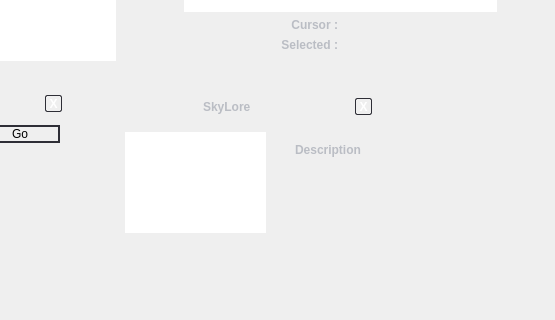
The window that src/gui/mainGui.ui (519984307/stellarium_src) describes before a commit, drawn with Qt 5; both pictures show x 305 to 860 and y 339 to 659 of the 860 by 659 pixel window.
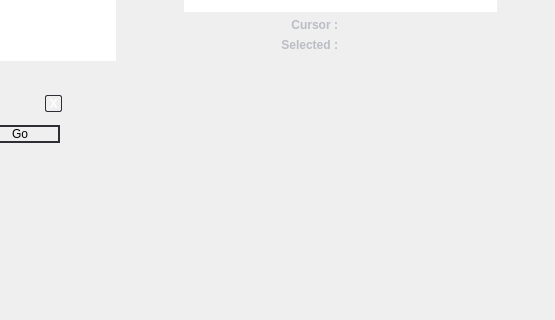
The same window after the commit. Icons and pictures are not drawn. Custom widgets are drawn as their Qt base class.

Commit message: Moved Stars and planet halo rendering into the unified SkyDrawer class.

```diff
--- a/src/gui/mainGui.ui
+++ b/src/gui/mainGui.ui
@@ -1012,250 +1012,6 @@
     </item>
    </layout>
   </widget>
-  <widget class="DialogFrame" name="SkyloreDialog" >
-   <property name="geometry" >
-    <rect>
-     <x>410</x>
-     <y>430</y>
-     <width>271</width>
-     <height>181</height>
-    </rect>
-   </property>
-   <property name="mouseTracking" >
-    <bool>true</bool>
-   </property>
-   <property name="autoFillBackground" >
-    <bool>false</bool>
-   </property>
-   <property name="frameShape" >
-    <enum>QFrame::StyledPanel</enum>
-   </property>
-   <layout class="QVBoxLayout" >
-    <property name="spacing" >
-     <number>0</number>
-    </property>
-    <property name="leftMargin" >
-     <number>0</number>
-    </property>
-    <property name="topMargin" >
-     <number>1</number>
-    </property>
-    <property name="rightMargin" >
-     <number>0</number>
-    </property>
-    <property name="bottomMargin" >
-     <number>1</number>
-    </property>
-    <item>
-     <widget class="BarFrame" name="frame_5" >
-      <property name="minimumSize" >
-       <size>
-        <width>16</width>
-        <height>25</height>
-       </size>
-      </property>
-      <property name="maximumSize" >
-       <size>
-        <width>16777215</width>
-        <height>30</height>
-       </size>
-      </property>
-      <property name="autoFillBackground" >
-       <bool>false</bool>
-      </property>
-      <property name="frameShape" >
-       <enum>QFrame::StyledPanel</enum>
-      </property>
-      <layout class="QHBoxLayout" >
-       <property name="leftMargin" >
-        <number>0</number>
-       </property>
-       <property name="topMargin" >
-        <number>0</number>
-       </property>
-       <property name="rightMargin" >
-        <number>4</number>
-       </property>
-       <property name="bottomMargin" >
-        <number>0</number>
-       </property>
-       <item>
-        <spacer>
-         <property name="orientation" >
-          <enum>Qt::Horizontal</enum>
-         </property>
-         <property name="sizeHint" >
-          <size>
-           <width>40</width>
-           <height>20</height>
-          </size>
-         </property>
-        </spacer>
-       </item>
-       <item>
-        <widget class="QLabel" name="label_3" >
-         <property name="text" >
-          <string>SkyLore</string>
-         </property>
-        </widget>
-       </item>
-       <item>
-        <spacer>
-         <property name="orientation" >
-          <enum>Qt::Horizontal</enum>
-         </property>
-         <property name="sizeHint" >
-          <size>
-           <width>40</width>
-           <height>20</height>
-          </size>
-         </property>
-        </spacer>
-       </item>
-       <item>
-        <widget class="QToolButton" name="closeHelp_2" >
-         <property name="maximumSize" >
-          <size>
-           <width>17</width>
-           <height>17</height>
-          </size>
-         </property>
-         <property name="styleSheet" >
-          <string>QToolButton {
-color: white;
-font-weight: bold;
-background: None;
-border: 1px solid #2e2e36;
-  border-radius: 2px;
-}
-
-QToolButton:pressed {
-color: darkgray;
-}</string>
-         </property>
-         <property name="text" >
-          <string>X</string>
-         </property>
-        </widget>
-       </item>
-      </layout>
-     </widget>
-    </item>
-    <item>
-     <widget class="QFrame" name="frame_8" >
-      <property name="frameShape" >
-       <enum>QFrame::StyledPanel</enum>
-      </property>
-      <widget class="QListView" name="CultureListView" >
-       <property name="geometry" >
-        <rect>
-         <x>20</x>
-         <y>10</y>
-         <width>141</width>
-         <height>101</height>
-        </rect>
-       </property>
-      </widget>
-      <widget class="QLabel" name="label_6" >
-       <property name="geometry" >
-        <rect>
-         <x>190</x>
-         <y>20</y>
-         <width>73</width>
-         <height>16</height>
-        </rect>
-       </property>
-       <property name="text" >
-        <string>Description</string>
-       </property>
-      </widget>
-     </widget>
-    </item>
-    <item>
-     <widget class="QFrame" name="frame_6" >
-      <property name="minimumSize" >
-       <size>
-        <width>16</width>
-        <height>20</height>
-       </size>
-      </property>
-      <property name="maximumSize" >
-       <size>
-        <width>16777215</width>
-        <height>30</height>
-       </size>
-      </property>
-      <property name="autoFillBackground" >
-       <bool>false</bool>
-      </property>
-      <property name="frameShape" >
-       <enum>QFrame::StyledPanel</enum>
-      </property>
-      <layout class="QHBoxLayout" >
-       <property name="spacing" >
-        <number>0</number>
-       </property>
-       <property name="leftMargin" >
-        <number>0</number>
-       </property>
-       <property name="topMargin" >
-        <number>0</number>
-       </property>
-       <property name="rightMargin" >
-        <number>0</number>
-       </property>
-       <property name="bottomMargin" >
-        <number>0</number>
-       </property>
-       <item>
-        <spacer>
-         <property name="orientation" >
-          <enum>Qt::Horizontal</enum>
-         </property>
-         <property name="sizeHint" >
-          <size>
-           <width>271</width>
-           <height>20</height>
-          </size>
-         </property>
-        </spacer>
-       </item>
-       <item>
-        <widget class="ResizeFrame" name="frame_7" >
-         <property name="sizePolicy" >
-          <sizepolicy vsizetype="Fixed" hsizetype="Fixed" >
-           <horstretch>0</horstretch>
-           <verstretch>0</verstretch>
-          </sizepolicy>
-         </property>
-         <property name="minimumSize" >
-          <size>
-           <width>20</width>
-           <height>20</height>
-          </size>
-         </property>
-         <property name="maximumSize" >
-          <size>
-           <width>20</width>
-           <height>20</height>
-          </size>
-         </property>
-         <property name="cursor" >
-          <cursorShape>SizeFDiagCursor</cursorShape>
-         </property>
-         <property name="autoFillBackground" >
-          <bool>false</bool>
-         </property>
-         <property name="frameShape" >
-          <enum>QFrame::StyledPanel</enum>
-         </property>
-        </widget>
-       </item>
-      </layout>
-     </widget>
-    </item>
-   </layout>
-  </widget>
   <action name="actionShow_Constellation_Lines" >
    <property name="checkable" >
     <bool>true</bool>
```
The commit also changes 14 other files.
